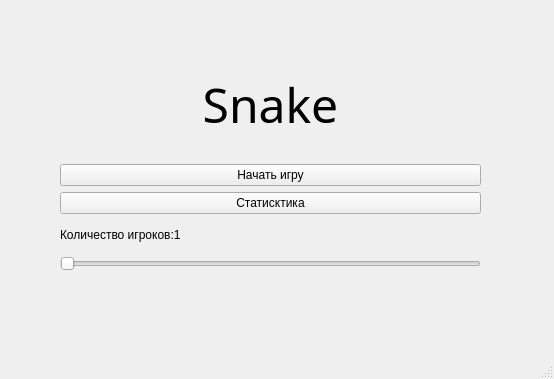
The window that mainUi.ui (Cagese/Snake) describes before a commit, drawn with Qt 5.
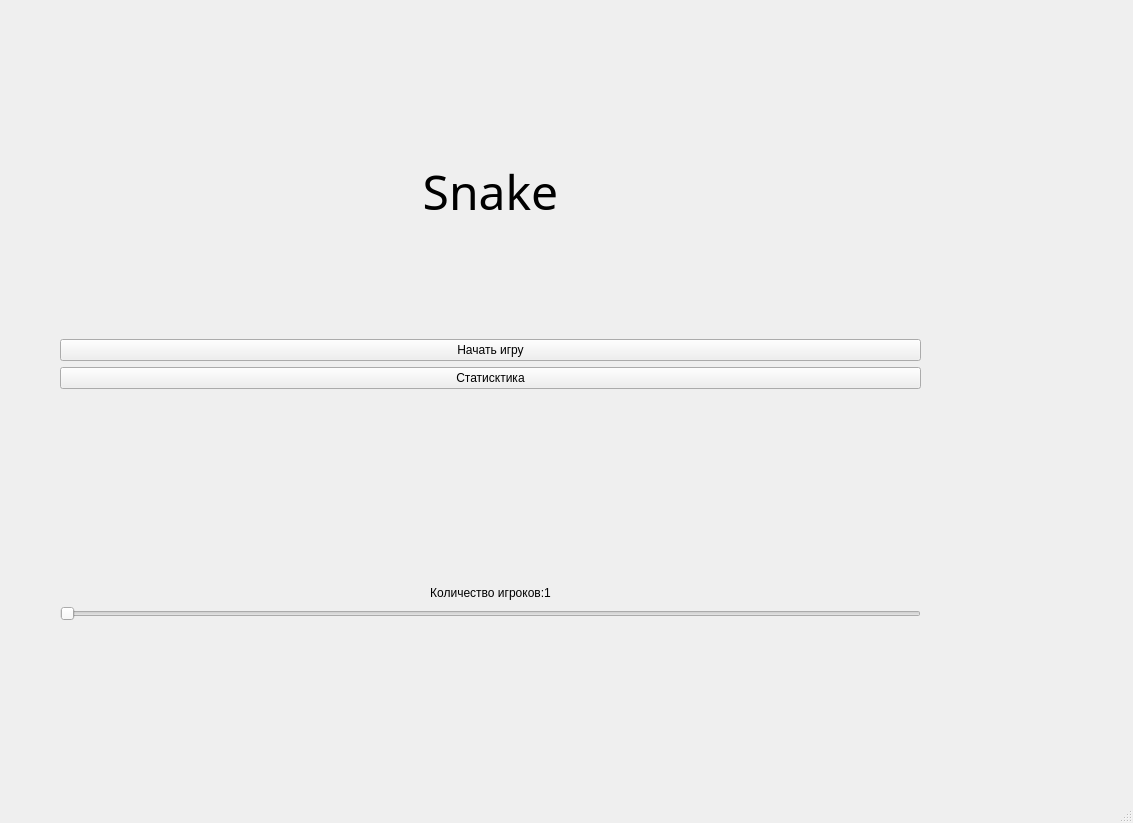
The same window after the commit.

Patch:
```diff
--- a/mainUi.ui
+++ b/mainUi.ui
@@ -6,21 +6,21 @@
    <rect>
     <x>0</x>
     <y>0</y>
-    <width>554</width>
-    <height>379</height>
+    <width>1133</width>
+    <height>823</height>
    </rect>
   </property>
   <property name="windowTitle">
    <string>MainWindow</string>
   </property>
   <widget class="QWidget" name="centralwidget">
-   <widget class="QWidget" name="">
+   <widget class="QWidget" name="layoutWidget">
     <property name="geometry">
      <rect>
       <x>60</x>
       <y>50</y>
-      <width>421</width>
-      <height>221</height>
+      <width>861</width>
+      <height>571</height>
      </rect>
     </property>
     <layout class="QVBoxLayout" name="verticalLayout_2">
@@ -62,6 +62,9 @@
          <property name="text">
           <string>Количество игроков:1</string>
          </property>
+         <property name="alignment">
+          <set>Qt::AlignBottom|Qt::AlignHCenter</set>
+         </property>
         </widget>
        </item>
        <item>
```
Left out of the diff: 2 changed lines with no effect on the pictures.
